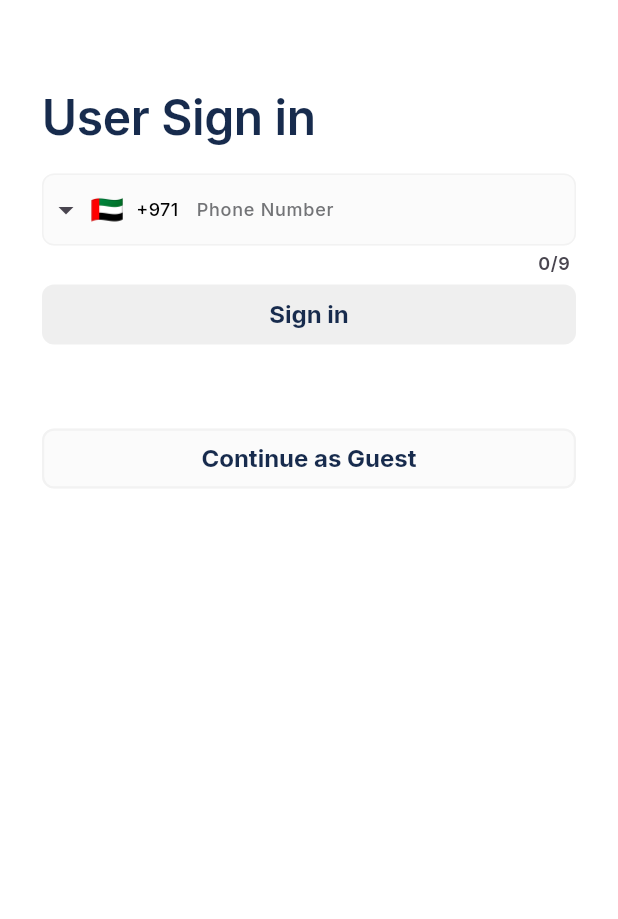
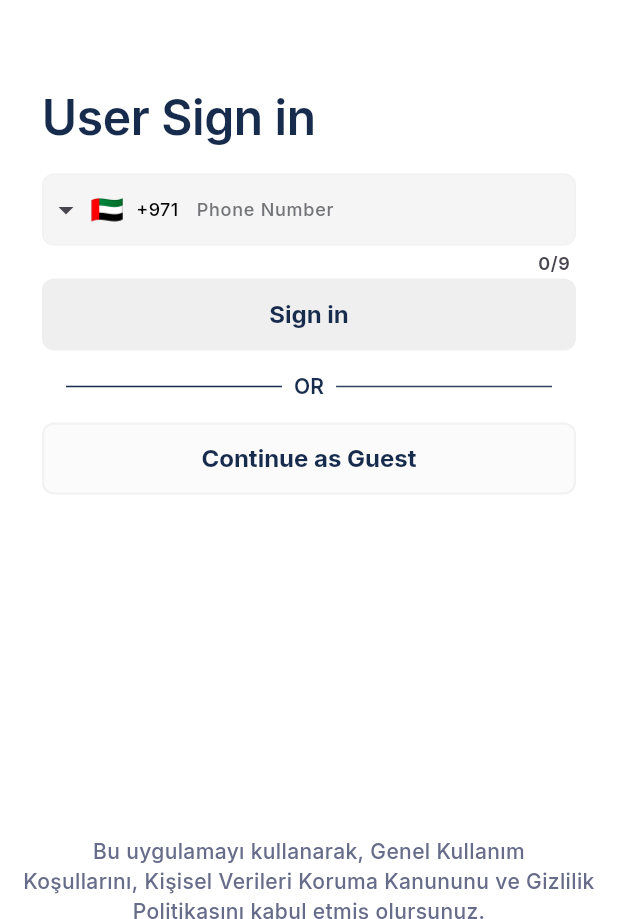
Before and after one commit to aymer-prime/gelirx, a Flutter app: the screen it shows after launch, after a tap on "Continue", on a phone screen of 412 x 824 dp, the part 317-1236 px from its top. Run offline on Flutter 3.47's test engine with Material 3 defaults, Android fonts, the phone set to English and light mode, and no system bars; drawn by our look-alikes of intl_phone_field; our stand-ins replace another_flushbar, auto_route, bloc, cached_network_image, connectivity_plus, dartz and 23 more; missing offline and left inert: dart:ffi, flutter_callkit_incoming, flutter_facebook_auth, flutter_map_cancellable_tile_provider, geolocator_platform_interface; accounts and stored records are empty; network calls fail.

Commit message:
Updates: - creating and implementing new otp code screen. - some bug fixes in home page

```diff
--- a/lib/app/navigation/app_router.dart
+++ b/lib/app/navigation/app_router.dart
@@ -1,5 +1,6 @@
 import 'package:auto_route/auto_route.dart';
 import 'package:flutter/Material.dart';
+import 'package:gelirx/features/auth/presentation/pages/auth_pageview_pages/otp_page.dart';
 import 'package:gelirx/features/auth/presentation/pages/master_info/master_pic_page.dart';
 import 'package:gelirx/features/auth/presentation/pages/master_info/master_skills_page.dart';
 import 'package:gelirx/features/auth/presentation/pages/master_info/master_form_page.dart';
@@ -25,10 +26,7 @@ part 'app_router.gr.dart';
 class AppRouter extends RootStackRouter {
   @override
   List<AutoRoute> get routes => [
-        AutoRoute(
-          page: SplashRoute.page,
-          initial: true,
-        ),
+        AutoRoute(page: SplashRoute.page, initial: true),
         AutoRoute(
           page: OnboardingRoute.page,
         ),
@@ -74,5 +72,8 @@ class AppRouter extends RootStackRouter {
         AutoRoute(
           page: UserInfoRoute.page,
         ),
+        AutoRoute(
+          page: OtpRoute.page,
+        ),
       ];
 }
--- a/lib/app/utils/resources/color_manager.dart
+++ b/lib/app/utils/resources/color_manager.dart
@@ -29,6 +29,7 @@ class ColorManager {
   static Color disabledButtonTextColor = const Color(0xffe6e6e6);
   static Color outlineButtonBorderColor = const Color(0xff2E4460);
   //text_field
+  static Color textfieldNumFillColor = const Color(0xffF5F5F5);
   static Color textfieldHintColor = const Color(0xff999999);
   static Color textfieldBorderColor = const Color(0xfff2f2f2);
   static Color textfieldFillColor = const Color(0xffFBFBFB);
--- a/lib/app/utils/resources/values_manager.dart
+++ b/lib/app/utils/resources/values_manager.dart
@@ -47,8 +47,10 @@ class AppSize {
   static const double s36 = 36.0;
   static const double s40 = 40.0;
   static const double s45 = 45.0;
+  static const double s48 = 48.0;
   static const double s50 = 50.0;
   static const double s52 = 52.0;
+  static const double s56 = 56.0;
   static const double s60 = 60.0;
   static const double s64 = 64.0;
   static const double s80 = 80.0;
--- a/lib/features/auth/presentation/bloc/auth_bloc.dart
+++ b/lib/features/auth/presentation/bloc/auth_bloc.dart
@@ -1,5 +1,6 @@
 import 'package:bloc/bloc.dart';
 import 'package:dartz/dartz.dart';
+import 'package:flutter/material.dart';
 import 'package:freezed_annotation/freezed_annotation.dart';
 import 'package:gelirx/app/network/api_exception.dart';
 import 'package:injectable/injectable.dart';
@@ -58,11 +59,14 @@ class AuthBloc extends Bloc<AuthEvent, AuthState> {
               isRegister: numExist,
               authFailureOrSuccessOption: some(left(failure)),
             )),
-            (verificationId) => emit(state.copyWith(
-              isLoading: false,
-              isRegister: numExist,
-              verificationId: some(verificationId),
-            )),
+            (verificationId) {
+              emit(state.copyWith(
+                isLoading: false,
+                isRegister: numExist,
+                verificationId: some(verificationId),
+              ));
+              event.onSuccess();
+            },
           );
         },
       );
--- a/lib/features/auth/presentation/bloc/auth_event.dart
+++ b/lib/features/auth/presentation/bloc/auth_event.dart
@@ -6,8 +6,10 @@ class AuthEvent with _$AuthEvent {
   const factory AuthEvent.setUserType(bool isMaster) = _SetUserType;
   const factory AuthEvent.socialMediaLogin(SocialMediaType type) =
       _SocialMediaLogin;
-  const factory AuthEvent.phoneLoginRequested({required String phoneNumber}) =
-      _PhoneLoginRequested;
+  const factory AuthEvent.phoneLoginRequested({
+    required String phoneNumber,
+    required VoidCallback onSuccess,
+  }) = _PhoneLoginRequested;
   const factory AuthEvent.verifyPhoneNumber({
     required String verificationId,
     required String smsCode,
--- a/lib/features/auth/presentation/pages/auth_page.dart
+++ b/lib/features/auth/presentation/pages/auth_page.dart
@@ -9,6 +9,7 @@ import 'package:gelirx/app/utils/resources/color_manager.dart';
 import 'package:gelirx/features/auth/presentation/bloc/auth_bloc.dart';
 import 'package:gelirx/features/auth/presentation/bloc/auth_status/auth_status_bloc.dart';
 import 'package:gelirx/features/auth/presentation/pages/auth_pageview_pages/login_page.dart';
+import 'package:gelirx/features/auth/presentation/pages/auth_pageview_pages/otp_page.dart';
 import 'package:gelirx/features/auth/presentation/pages/auth_pageview_pages/user_type_page.dart';
 import 'package:gelirx/features/shared/widgets/dialogs/loading_screen.dart';
 
@@ -108,6 +109,14 @@ class AuthPage extends HookWidget {
                   },
                 ),
                 LoginPage(
+                  onContinue: () {
+                    nextPage(pageController);
+                  },
+                  toPreviousPage: () {
+                    previousPage(pageController);
+                  },
+                ),
+                OtpPage(
                   toPreviousPage: () {
                     previousPage(pageController);
                   },
--- a/lib/features/auth/presentation/pages/auth_pageview_pages/login_page.dart
+++ b/lib/features/auth/presentation/pages/auth_pageview_pages/login_page.dart
@@ -16,10 +16,12 @@ import '../../../../../../app/utils/resources/values_manager.dart';
 
 class LoginPage extends StatelessWidget {
   final VoidCallback toPreviousPage;
+  final VoidCallback onContinue;
   final TextEditingController phoneController = TextEditingController();
   final TextEditingController otpController = TextEditingController();
   LoginPage({
     super.key,
+    required this.onContinue,
     required this.toPreviousPage,
   });
 
@@ -33,9 +35,12 @@ class LoginPage extends StatelessWidget {
       child: SafeArea(
         child: BlocBuilder<AuthBloc, AuthState>(
           builder: (context, state) {
-            return SingleChildScrollView(
+            return SizedBox(
+              height: context.screenSize.height,
+              child: SingleChildScrollView(
                 child: Column(
-                mainAxisSize: MainAxisSize.max,
+                  children: [
+                    Column(
                       mainAxisAlignment: MainAxisAlignment.start,
                       crossAxisAlignment: CrossAxisAlignment.start,
                       children: [
@@ -62,7 +67,8 @@ class LoginPage extends StatelessWidget {
                                     const SizedBox(height: AppSize.s8),
                                     Text(
                                       AppStrings.splashTitle1,
-                                style: context.textTheme.displayLarge!.copyWith(
+                                      style: context.textTheme.displayLarge!
+                                          .copyWith(
                                         color: ColorManager.darkPrimary,
                                       ),
                                     ),
@@ -80,12 +86,14 @@ class LoginPage extends StatelessWidget {
                               ),
                               const SizedBox(height: AppSize.s20),
                               IntlPhoneField(
-                          decoration: const InputDecoration(
+                                decoration: InputDecoration(
                                   labelText: AppStrings.phoneNumberTitle,
+                                  fillColor: ColorManager.textfieldNumFillColor,
                                 ),
                                 dropdownTextStyle:
                                     getMediumStyle(color: ColorManager.black),
-                          initialCountryCode: AppStrings.countryCodeTitle2,
+                                initialCountryCode:
+                                    AppStrings.countryCodeTitle2,
                                 style: context.textTheme.headlineSmall,
                                 pickerDialogStyle: PickerDialogStyle(
                                   countryNameStyle:
@@ -95,57 +103,69 @@ class LoginPage extends StatelessWidget {
                                   phoneController.text = phone.completeNumber;
                                 },
                               ),
-                        if (state.verificationId.isSome()) ...[
-                          const SizedBox(height: AppSize.s10),
-                          TextField(
-                            controller: otpController,
-                            decoration: InputDecoration(
-                              labelText: AppStrings.enterOTPTitle,
-                              border: OutlineInputBorder(
-                                borderRadius: BorderRadius.circular(30.0),
-                                borderSide: BorderSide.none,
-                              ),
-                              fillColor: ColorManager.textfieldFillColor,
-                              filled: true,
-                              suffixIcon: Padding(
-                                padding: const EdgeInsets.all(AppPadding.p8),
-                                child: SizedBox(
-                                  height: AppSize.s32,
-                                  width: AppSize.s32,
-                                  child: ElevatedButton(
-                                      onPressed: () {
-                                        context.read<AuthBloc>().add(
-                                              AuthEvent.verifyPhoneNumber(
-                                                verificationId: state
-                                                    .verificationId
-                                                    .getOrElse(() => ''),
-                                                smsCode: otpController.text,
-                                              ),
-                                            );
-                                      },
-                                      child: const Icon(
-                                        Icons.arrow_forward_ios_rounded,
-                                      )),
-                                ),
-                              ),
-                            ),
-                          ),
-                          const SizedBox(height: AppSize.s20),
-                        ],
+                              // if (state.verificationId.isSome()) ...[
+                              //   const SizedBox(height: AppSize.s10),
+                              //   TextField(
+                              //     controller: otpController,
+                              //     decoration: InputDecoration(
+                              //       labelText: AppStrings.enterOTPTitle,
+                              //       border: OutlineInputBorder(
+                              //         borderRadius: BorderRadius.circular(30.0),
+                              //         borderSide: BorderSide.none,
+                              //       ),
+                              //       fillColor: ColorManager.textfieldFillColor,
+                              //       filled: true,
+                              //       suffixIcon: Padding(
+                              //         padding:
+                              //             const EdgeInsets.all(AppPadding.p8),
+                              //         child: SizedBox(
+                              //           height: AppSize.s32,
+                              //           width: AppSize.s32,
+                              //           child: ElevatedButton(
+                              //               onPressed: () {
+                              //                 context.read<AuthBloc>().add(
+                              //                       AuthEvent.verifyPhoneNumber(
+                              //                         verificationId: state
+                              //                             .verificationId
+                              //                             .getOrElse(() => ''),
+                              //                         smsCode:
+                              //                             otpController.text,
+                              //                       ),
+                              //                     );
+                              //               },
+                              //               child: const Icon(
+                              //                 Icons.arrow_forward_ios_rounded,
+                              //               )),
+                              //         ),
+                              //       ),
+                              //     ),
+                              //   ),
+                              //   const SizedBox(height: AppSize.s20),
+                              // ],
                               const SizedBox(height: AppSize.s2),
-                        if (state.verificationId.isNone())
                               SizedBox(
                                 width: double.infinity,
+                                height: AppSize.s48,
                                 child: ElevatedButton(
                                   onPressed: () {
                                     context.read<AuthBloc>().add(
                                           AuthEvent.phoneLoginRequested(
                                             phoneNumber: phoneController.text,
+                                            onSuccess: () {
+                                              if (context
+                                                  .read<AuthBloc>()
+                                                  .state
+                                                  .verificationId
+                                                  .isSome()) {
+                                                onContinue();
+                                              }
+                                            },
                                           ),
                                         );
                                   },
                                   style: ElevatedButton.styleFrom(
-                                backgroundColor: ColorManager.textfieldColor,
+                                    backgroundColor:
+                                        ColorManager.textfieldColor,
                                     elevation: 0.0,
                                   ),
                                   child: Text(
@@ -154,8 +174,6 @@ class LoginPage extends StatelessWidget {
                                   ),
                                 ),
                               ),
-                        const SizedBox(height: AppSize.s16),
-
                               if (!isMaster)
                                 Column(
                                   children: [
@@ -193,35 +211,85 @@ class LoginPage extends StatelessWidget {
                                     //         })
                                     //   ],
                                     // ),
-                              const SizedBox(height: AppSize.s32),
+                                    Padding(
+                                      padding: const EdgeInsets.symmetric(
+                                          horizontal: AppPadding.p16),
+                                      child: SizedBox(
+                                        height: AppSize.s48,
+                                        width: double.infinity,
+                                        child: IntrinsicWidth(
+                                          child: Row(
+                                            children: [
+                                              Expanded(
+                                                child: Divider(
+                                                  color: ColorManager
+                                                      .textTitleColor,
+                                                ),
+                                              ),
+                                              Padding(
+                                                padding:
+                                                    const EdgeInsets.symmetric(
+                                                        horizontal:
+                                                            AppPadding.p8),
+                                                child: Text(
+                                                  'OR',
+                                                  style: context
+                                                      .textTheme.labelLarge,
+                                                ),
+                                              ),
+                                              Expanded(
+                                                child: Divider(
+                                                  color: ColorManager
+                                                      .outlineButtonBorderColor,
+                                                ),
+                                              ),
+                                            ],
+                                          ),
+                                        ),
+                                      ),
+                                    ),
                                     SizedBox(
                                       width: double.infinity,
+                                      height: AppSize.s48,
                                       child: OutlinedButton(
                                         onPressed: () {
-                                    context.router
-                                        .replace(const AlternateMainRoute());
+                                          context.router.replace(
+                                              const AlternateMainRoute());
                                         },
                                         style: OutlinedButton.styleFrom(
                                           backgroundColor:
                                               ColorManager.textfieldFillColor,
                                           side: BorderSide(
-                                      color: ColorManager.textfieldBorderColor,
+                                            color: ColorManager
+                                                .textfieldBorderColor,
                                             width: 1.5,
                                           ),
                                         ),
                                         child: Text(
                                           AppStrings.continueAsGuest,
-                                    style: context.textTheme.headlineSmall,
+                                          style:
+                                              context.textTheme.headlineSmall,
                                         ),
                                       ),
                                     ),
                                   ],
-                          )
+                                ),
                             ],
                           ),
                         ),
-                  //const SizedBox(height: AppSize.s64),
                       ],
+                    ),
+                    const SizedBox(
+                      height: AppSize.s200,
+                    ),
+                    const SizedBox(
+                      child: Text(
+                        'Bu uygulamayı kullanarak, Genel Kullanım Koşullarını, Kişisel Verileri Koruma Kanununu ve Gizlilik Politikasını kabul etmiş olursunuz.',
+                        textAlign: TextAlign.center,
+                      ),
+                    ),
+                  ],
+                ),
               ),
             );
           },
--- /dev/null
+++ b/lib/features/auth/presentation/pages/auth_pageview_pages/otp_page.dart
@@ -0,0 +1,176 @@
+import 'dart:async';
+
+import 'package:auto_route/auto_route.dart';
+import 'package:flutter/material.dart';
+import 'package:flutter_bloc/flutter_bloc.dart';
+import 'package:flutter_hooks/flutter_hooks.dart';
+import 'package:gelirx/app/extensions/context.dart';
+import 'package:gelirx/app/utils/resources/color_manager.dart';
+import 'package:gelirx/app/utils/resources/strings_manager.dart';
+import 'package:gelirx/app/utils/resources/values_manager.dart';
+import 'package:gelirx/features/auth/presentation/bloc/auth_bloc.dart';
+
+@RoutePage()
+class OtpPage extends HookWidget {
+  final VoidCallback toPreviousPage;
+
+  OtpPage({
+    super.key,
+    required this.toPreviousPage,
+  });
+
+  bool isDone = false;
+  @override
+  Widget build(BuildContext context) {
+    final otpControllers = List.generate(6, (_) => useTextEditingController());
+    final _numberNotifier = useState<int>(60);
+
+    useEffect(() {
+      final timer = Timer.periodic(Duration(seconds: 1), (time) {
+        if (_numberNotifier.value > 1) {
+          _numberNotifier.value = _numberNotifier.value - 1;
+        } else {
+          if (!isDone) {
+            isDone = true;
+            _numberNotifier.value = 0;
+          }
+        }
+      });
+      return timer.cancel;
+    }, const []);
+    return Scaffold(
+      backgroundColor: ColorManager.white,
+      body: Padding(
+        padding: const EdgeInsets.all(AppPadding.p32),
+        child: Column(
+          mainAxisAlignment: MainAxisAlignment.start,
+          crossAxisAlignment: CrossAxisAlignment.start,
+          children: [
+            IconButton(
+              onPressed: toPreviousPage,
+              icon: const Icon(
+                Icons.arrow_back_ios_new_rounded,
+              ),
+            ),
+            const SizedBox(height: AppSize.s80),
+            Text(
+              'Verification Code',
+              textAlign: TextAlign.center,
+              style: context.textTheme.displayMedium,
+            ),
+            Text(
+              'Please enter the 6-digit confirmation code we sent via message.',
+              style: context.textTheme.labelMedium!.copyWith(
+                color: ColorManager.textSubtitleColor,
+              ),
+            ),
+            const SizedBox(height: AppSize.s24),
+            Row(
+              mainAxisAlignment: MainAxisAlignment.spaceBetween,
+              children: List.generate(6, (index) {
+                return _otpTextField(
+                  context,
+                  otpControllers[index],
+                  index == 0,
+                );
+              }),
+            ),
+            const SizedBox(height: AppSize.s40),
+            SizedBox(
+              width: double.infinity,
+              height: AppSize.s60,
+              child: ElevatedButton(
+                onPressed: () {
+                  final otpCode = otpControllers.map((c) => c.text).join();
+                  if (otpCode.length == 6) {
+                    context.read<AuthBloc>().add(
+                          AuthEvent.verifyPhoneNumber(
+                            verificationId: context
+                                .read<AuthBloc>()
+                                .state
+                                .verificationId
+                                .getOrElse(() => ''),
+                            smsCode: otpCode,
+                          ),
+                        );
+                  }
+                },
+                child: const Text(AppStrings.continueTxt),
+              ),
+            ),
+            Row(
+              mainAxisAlignment: MainAxisAlignment.center,
+              children: [
+                Text(
+                  'Resend Code',
+                  textAlign: TextAlign.center,
+                  style: context.textTheme.bodyLarge,
+                ),
+                const SizedBox(width: AppSize.s16),
+                SizedBox(
+                  height: 50,
+                  //width: 100,
+                  child: isDone
+                      ? TextButton(
+                          onPressed: () {
+                            isDone = false;
+                            _numberNotifier.value = 60;
+                          },
+                          child: const Text('Resend'),
+                        )
+                      : Center(
+                          child: Text(
+                            _printDuration(
+                                Duration(seconds: _numberNotifier.value)),
+                            textAlign: TextAlign.center,
+                            style: context.textTheme.bodyLarge!.copyWith(
+                              color: ColorManager.primary,
+                            ),
+                          ),
+                        ),
+                ),
+              ],
+            ),
+          ],
+        ),
+      ),
+    );
+  }
+
+  String _printDuration(Duration duration) {
+    String twoDigits(int n) => n.toString().padLeft(2, "0");
+    String twoDigitMinutes = twoDigits(duration.inMinutes.remainder(60).abs());
+    String twoDigitSeconds = twoDigits(duration.inSeconds.remainder(60).abs());
+    return "$twoDigitMinutes:$twoDigitSeconds";
+  }
+}
+
+Widget _otpTextField(
+    BuildContext context, TextEditingController controller, bool autoFocus) {
+  return Padding(
+    padding: const EdgeInsets.symmetric(horizontal: AppPadding.p4),
+    child: SizedBox(
+      height: AppSize.s52,
+      //width: AppSize.s56,
+      child: AspectRatio(
+        aspectRatio: 0.875,
+        child: TextField(
+          controller: controller,
+          textAlign: TextAlign.center,
+          autofocus: autoFocus,
+          keyboardType: TextInputType.number,
+          maxLines: null,
+          expands: true,
+          onChanged: (value) {
+            if (value.isNotEmpty) {
+              FocusScope.of(context).nextFocus();
+            }
+          },
+          decoration: InputDecoration(
+              contentPadding: EdgeInsets.zero,
+              fillColor: ColorManager.textfieldNumFillColor),
+        ),
+      ),
+    ),
+  );
+}
--- a/lib/features/home/presentation/widgets/home_draggable_sheet.dart
+++ b/lib/features/home/presentation/widgets/home_draggable_sheet.dart
@@ -169,6 +169,7 @@ class _HomeDraggableSheetState extends State<HomeDraggableSheet> {
                               const CardLabelWidget(
                                 label: '${AppStrings.services} - ',
                               ),
+                              if (widget.categories.isNotEmpty)
                                 Flexible(
                                   child: Text(
                                     widget.categories[widget.catIndex].name,
```
Also changed, not shown: lib/app/navigation/app_router.gr.dart, lib/features/auth/presentation/bloc/auth_bloc.freezed.dart. Lines whose indentation alone changed are shown as unchanged.
